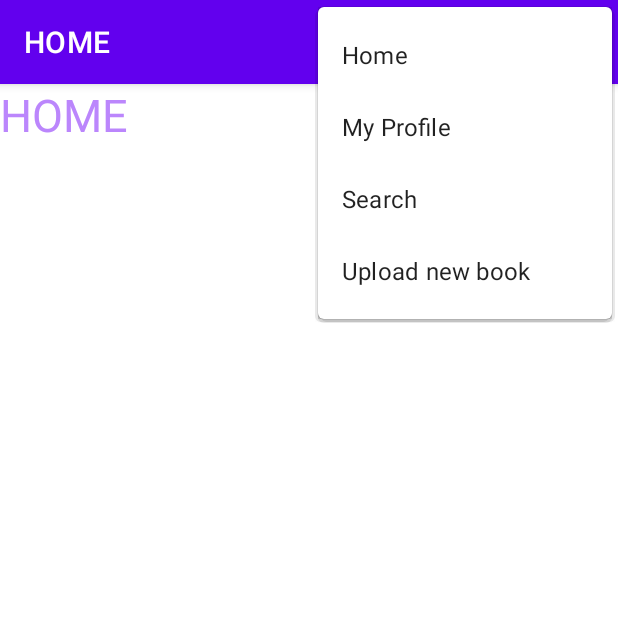
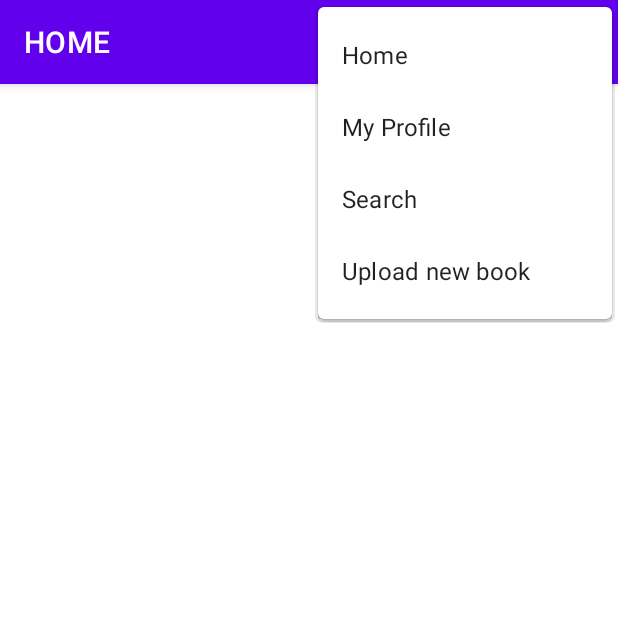
Before and after one commit to kishalayb18/BookLoop, an Android app: the MainActivity screen opened directly, with no data from a screen before it, with the options menu open, on a phone screen of 412 x 824 dp, the top half of it. Run offline under Robolectric (Android 15) with nearby library versions, the phone set to English and light mode, and no system bars; our stand-ins replace Firebase (no records; nobody signed in at launch, a user with empty details on screens opened directly).

Commit message:
Recycler View shifted to Home Activity

```diff
--- a/app/src/main/AndroidManifest.xml
+++ b/app/src/main/AndroidManifest.xml
@@ -11,7 +11,7 @@
         android:roundIcon="@mipmap/app_launcher_round"
         android:supportsRtl="true"
         android:theme="@style/Theme.BookLoop">
-        <activity android:name=".MyProfileActivity"></activity>
+        <activity android:name=".MyProfileActivity" />
         <activity android:name=".BookDetails" />
         <activity android:name=".EditProfileActivity" />
         <activity android:name=".UserProfileActivity" />
--- a/app/src/main/java/com/mypackage/bookloop/ListingFragment.java
+++ /dev/null
@@ -1,104 +0,0 @@
-package com.mypackage.bookloop;
-
-import android.os.Bundle;
-
-import androidx.annotation.NonNull;
-import androidx.core.view.MenuItemCompat;
-import androidx.fragment.app.Fragment;
-import androidx.recyclerview.widget.LinearLayoutManager;
-import androidx.recyclerview.widget.RecyclerView;
-
-import android.util.Log;
-import android.view.LayoutInflater;
-import android.view.Menu;
-import android.view.MenuInflater;
-import android.view.MenuItem;
-import android.view.View;
-import android.view.ViewGroup;
-import android.widget.SearchView;
-import android.widget.Toast;
-
-import com.firebase.ui.database.FirebaseRecyclerOptions;
-import com.google.firebase.database.DataSnapshot;
-import com.google.firebase.database.DatabaseError;
-import com.google.firebase.database.DatabaseReference;
-import com.google.firebase.database.FirebaseDatabase;
-import com.google.firebase.database.ValueEventListener;
-
-import java.util.ArrayList;
-import java.util.List;
-
-
-public class ListingFragment extends Fragment {
-
-    private ListingFragment listingFragment;
-    private Menu menu;
-
-    BookListModel bookListModel=new BookListModel();
-
-    @Override
-    public View onCreateView(LayoutInflater inflater, ViewGroup container,
-                             Bundle savedInstanceState) {
-
-        View root= inflater.inflate(R.layout.fragment_listing, container, false);
-
-        RecyclerView recyclerView = root.findViewById(R.id.recycler_list);
-        //recyclerView.setHasFixedSize(true);
-        LinearLayoutManager layoutManager=new LinearLayoutManager(getContext(),LinearLayoutManager.VERTICAL, false);
-        recyclerView.setLayoutManager(layoutManager);
-
-        DatabaseReference reference = FirebaseDatabase.getInstance().getReference("UploadedBooks");
-
-        List<BookListModel> dataList = new ArrayList<>();
-
-        RVAdapter adapter = new RVAdapter(getContext(), dataList);
-        recyclerView.setAdapter(adapter);
-
-        reference.addValueEventListener(new ValueEventListener() {
-            @Override
-            public void onDataChange(@NonNull DataSnapshot snapshot) {
-                dataList.clear();
-                for (DataSnapshot dataSnapshot: snapshot.getChildren()){
-                    BookListModel bookListModel=dataSnapshot.getValue(BookListModel.class);
-                    dataList.add(bookListModel);
-                }
-                Log.d("Success", "onDataChange: ");
-                adapter.notifyDataSetChanged();
-            }
-
-            @Override
-            public void onCancelled(@NonNull DatabaseError error) {
-
-            }
-        });
-
-        return root;
-    }
-
-
-    @Override
-    public void onCreateOptionsMenu(@NonNull Menu menu, @NonNull MenuInflater inflater) {
-
-        inflater.inflate(R.menu.search_item,menu);
-        this.menu=menu;
-        MenuItem menuItem=menu.findItem(R.id.search_action);
-        SearchView searchView=(SearchView) MenuItemCompat.getActionView(menuItem);
-        searchView.setOnQueryTextListener((SearchView.OnQueryTextListener) this);
-
-        super.onCreateOptionsMenu(menu, inflater);
-    }
-    /*
-    @Override
-    public void onCreateOptionsMenu(Menu menu, MenuInflater inflater) {
-    inflater.inflate(R.menu.grid_item, menu);
-    this.menu = menu;
-    Log.d("Menu created", "grid");
-    final MenuItem menuItem = menu.findItem(R.id.search);
-
-    SearchView searchView = (SearchView)MenuItemCompat.getActionView(menuItem);
-    searchView.setOnQueryTextListener(this);
-
-    super.onCreateOptionsMenu(menu, inflater);
-    }
-    * */
-}
--- a/app/src/main/java/com/mypackage/bookloop/MainActivity.java
+++ b/app/src/main/java/com/mypackage/bookloop/MainActivity.java
@@ -10,18 +10,65 @@ import android.widget.Toast;
 import androidx.annotation.NonNull;
 import androidx.appcompat.app.AlertDialog;
 import androidx.appcompat.app.AppCompatActivity;
+import androidx.recyclerview.widget.LinearLayoutManager;
+import androidx.recyclerview.widget.RecyclerView;
 
 import com.google.firebase.auth.FirebaseAuth;
+import com.google.firebase.database.DataSnapshot;
+import com.google.firebase.database.DatabaseError;
 import com.google.firebase.database.DatabaseReference;
 import com.google.firebase.database.FirebaseDatabase;
+import com.google.firebase.database.ValueEventListener;
+
+import java.util.ArrayList;
+import java.util.List;
 
 public class MainActivity extends AppCompatActivity {
     FirebaseAuth auth;
+    RecyclerView recyclerView;
+    DatabaseReference database;
+    RVAdapter rvAdapter;
+    List<BookListModel> bookListModelList;
+
+
     @Override
     protected void onCreate(Bundle savedInstanceState) {
         super.onCreate(savedInstanceState);
         setContentView(R.layout.activity_main);
         getSupportActionBar().setTitle("HOME");
+
+        //RecyclerView start
+
+        recyclerView =findViewById(R.id.recycler_list);
+        database= FirebaseDatabase.getInstance().getReference("UploadedBooks");
+        recyclerView.setHasFixedSize(true);
+        recyclerView.setLayoutManager(new LinearLayoutManager(this));
+
+        bookListModelList= new ArrayList<BookListModel>();
+        rvAdapter=new RVAdapter(this,bookListModelList);
+        recyclerView.setAdapter(rvAdapter);
+
+        database.addValueEventListener(new ValueEventListener() {
+            @Override
+            public void onDataChange(@NonNull DataSnapshot snapshot) {
+                bookListModelList.clear();
+
+                for(DataSnapshot dataSnapshot : snapshot.getChildren()){
+
+                    BookListModel bookListModel=dataSnapshot.getValue(BookListModel.class);
+                    bookListModelList.add(bookListModel);
+                }
+                rvAdapter.notifyDataSetChanged();
+            }
+
+            @Override
+            public void onCancelled(@NonNull DatabaseError error) {
+
+            }
+        });
+
+
+        //RecyclerViewEnd
     }
 
          //adding menu to the app or action bar
--- a/app/src/main/java/com/mypackage/bookloop/RVAdapter.java
+++ b/app/src/main/java/com/mypackage/bookloop/RVAdapter.java
@@ -12,9 +12,6 @@ import android.widget.TextView;
 import androidx.annotation.NonNull;
 import androidx.cardview.widget.CardView;
 import androidx.recyclerview.widget.RecyclerView;
-
-import com.firebase.ui.database.FirebaseRecyclerAdapter;
-import com.firebase.ui.database.FirebaseRecyclerOptions;
 
 import java.util.ArrayList;
 import java.util.List;
--- a/app/src/main/res/layout/activity_main.xml
+++ b/app/src/main/res/layout/activity_main.xml
@@ -5,23 +5,20 @@
     android:layout_width="match_parent"
     android:layout_height="match_parent"
     android:orientation="vertical"
+    android:id="@+id/Main_Activity_Linear_Layout"
 
     tools:context=".MainActivity">
 
-    <TextView
-        android:layout_width="match_parent"
-        android:layout_height="wrap_content"
-        android:text="@string/home"
-        android:textSize="30sp"
-        android:textColor="@color/purple_200"
-        android:id="@+id/txt_user"/>
+    <androidx.recyclerview.widget.RecyclerView
+        android:id="@+id/recycler_list"
+        android:layout_width="401dp"
+        android:layout_height="722dp"
+        android:layout_alignParentStart="true"
+        android:layout_alignParentTop="true"
+        android:layout_marginStart="10dp"
+        android:layout_marginTop="14dp" />
 
-    <androidx.fragment.app.FragmentContainerView
-        android:id="@+id/fragment_listing"
-        android:name="com.mypackage.bookloop.ListingFragment"
-        android:layout_height="match_parent"
-        android:layout_width="match_parent"
-        />
+
 
 
 </LinearLayout>
--- a/app/src/main/res/layout/fragment_listing.xml
+++ /dev/null
@@ -1,22 +0,0 @@
-<?xml version="1.0" encoding="utf-8"?>
-<RelativeLayout xmlns:android="http://schemas.android.com/apk/res/android"
-    xmlns:tools="http://schemas.android.com/tools"
-    android:layout_width="match_parent"
-    android:layout_height="match_parent"
-    tools:context=".ListingFragment">
-
-    <androidx.recyclerview.widget.RecyclerView
-        android:id="@+id/recycler_list"
-        android:layout_width="401dp"
-        android:layout_height="722dp"
-        android:layout_alignParentTop="true"
-        android:layout_marginStart="10dp"
-        android:layout_marginTop="10dp"
-        android:layout_marginEnd="10dp"
-        android:layout_marginBottom="10dp"
-        />
-
-
-
-
-</RelativeLayout>
```
